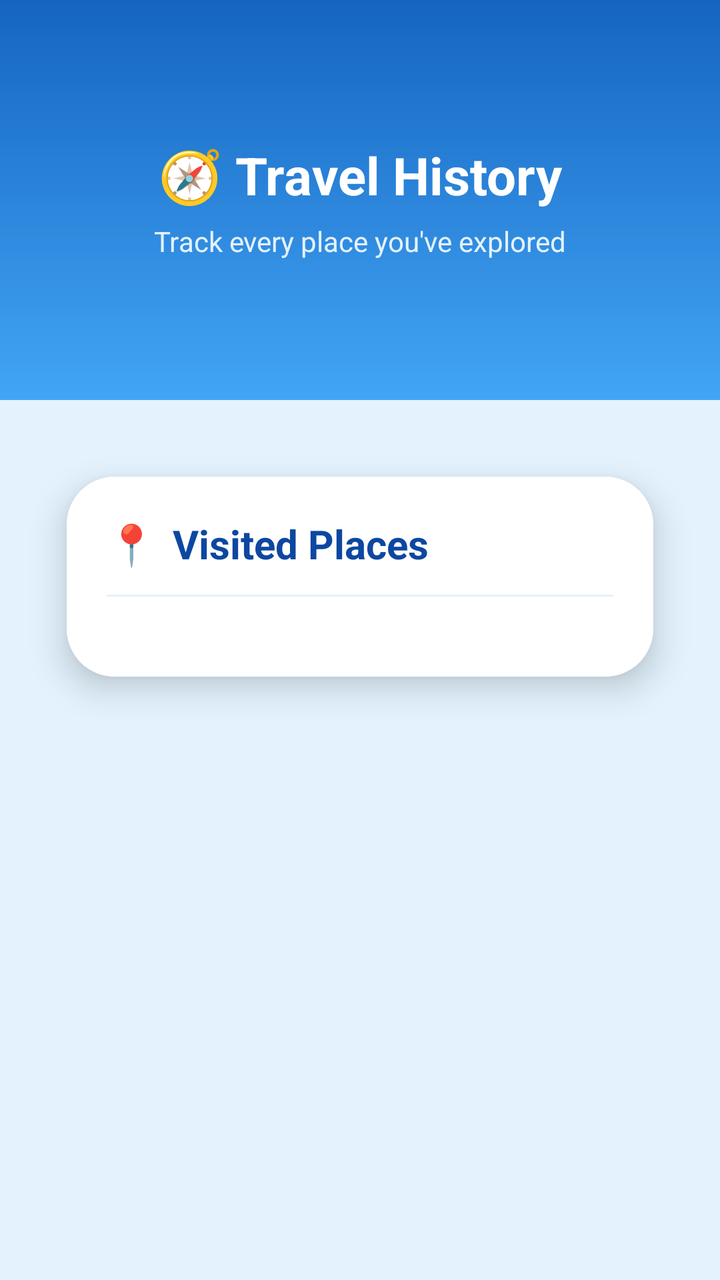
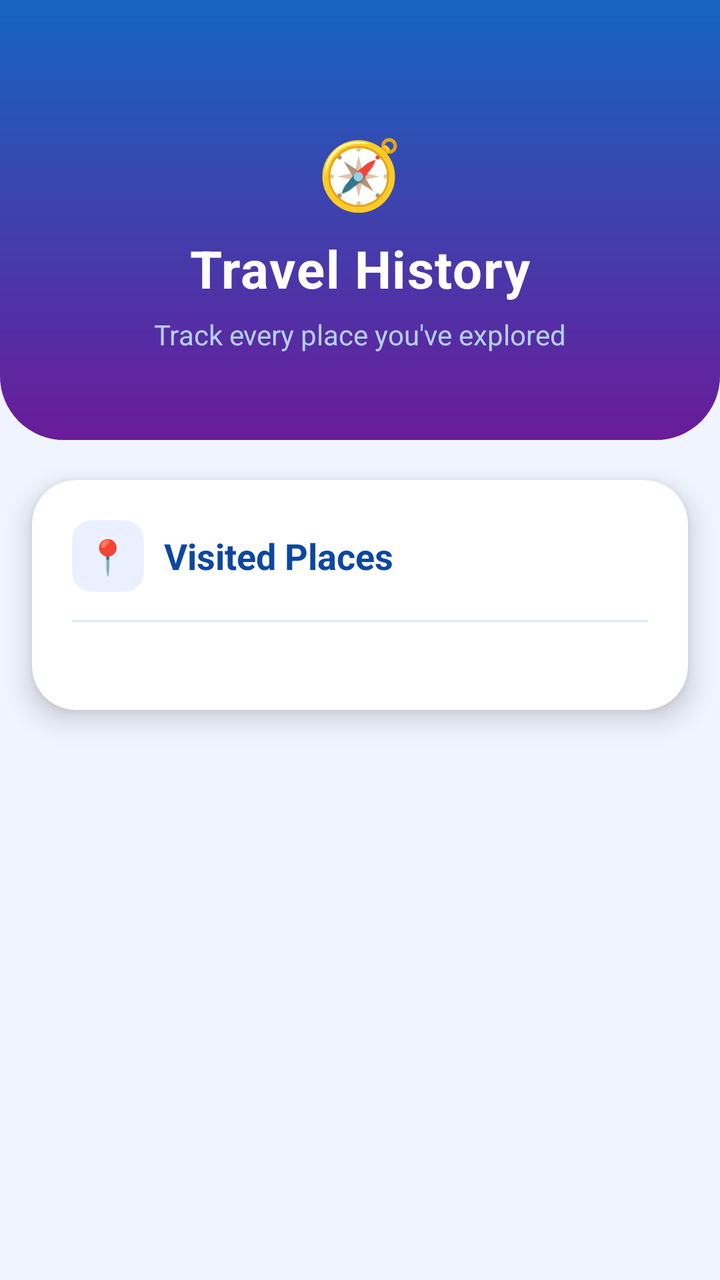

The first picture is an Android layout as it rendered before a commit; the second is the same layout after the commit. The layout source and the unified diff follow.
<!-- AndroidManifest.xml: application theme Theme.Drishya_Vani -->
<!-- res/layout/activity_history.xml -->
<?xml version="1.0" encoding="utf-8"?>
<ScrollView xmlns:android="http://schemas.android.com/apk/res/android"
    xmlns:app="http://schemas.android.com/apk/res-auto"
    android:layout_width="match_parent"
    android:layout_height="match_parent"
    android:fillViewport="true"
    android:background="#E3F2FD">

    <LinearLayout
        android:layout_width="match_parent"
        android:layout_height="wrap_content"
        android:orientation="vertical">

        
        <LinearLayout
            android:layout_width="match_parent"
            android:layout_height="200dp"
            android:background="@drawable/header_gradient"
            android:gravity="center"
            android:orientation="vertical"
            android:padding="20dp">

            <TextView
                android:layout_width="wrap_content"
                android:layout_height="wrap_content"
                android:text="🧭 Travel History"
                android:textColor="#FFFFFF"
                android:textSize="26sp"
                android:textStyle="bold" />

            <TextView
                android:layout_width="wrap_content"
                android:layout_height="wrap_content"
                android:text="Track every place you've explored"
                android:textColor="#E3F2FD"
                android:textSize="14sp"
                android:layout_marginTop="6dp" />

        </LinearLayout>

        <androidx.cardview.widget.CardView
            android:layout_width="match_parent"
            android:layout_height="wrap_content"
            android:layout_margin="16dp"
            app:cardCornerRadius="24dp"
            app:cardElevation="10dp"
            app:cardUseCompatPadding="true">

            <LinearLayout
                android:layout_width="match_parent"
                android:layout_height="wrap_content"
                android:orientation="vertical"
                android:background="#FFFFFF"
                android:padding="20dp">

                
                <LinearLayout
                    android:layout_width="match_parent"
                    android:layout_height="wrap_content"
                    android:orientation="horizontal"
                    android:gravity="center_vertical"
                    android:layout_marginBottom="12dp">

                    <TextView
                        android:layout_width="wrap_content"
                        android:layout_height="wrap_content"
                        android:text="📍"
                        android:textSize="20sp"
                        android:layout_marginEnd="8dp"/>

                    <TextView
                        android:layout_width="wrap_content"
                        android:layout_height="wrap_content"
                        android:text="Visited Places"
                        android:textSize="20sp"
                        android:textStyle="bold"
                        android:textColor="#0D47A1"/>
                </LinearLayout>

                
                <View
                    android:layout_width="match_parent"
                    android:layout_height="1dp"
                    android:background="#E3F2FD"
                    android:layout_marginBottom="12dp"/>

                
                <androidx.recyclerview.widget.RecyclerView
                    android:id="@+id/historyRecyclerView"
                    android:layout_width="match_parent"
                    android:layout_height="wrap_content"
                    android:nestedScrollingEnabled="false"
                    android:clipToPadding="false"
                    android:paddingBottom="8dp"/>

                
                <TextView
                    android:id="@+id/emptyText"
                    android:layout_width="match_parent"
                    android:layout_height="wrap_content"
                    android:text="No places visited yet 🧭"
                    android:textColor="#90A4AE"
                    android:textSize="14sp"
                    android:gravity="center"
                    android:visibility="gone"
                    android:layout_marginTop="10dp"/>

            </LinearLayout>

        </androidx.cardview.widget.CardView>

    </LinearLayout>

</ScrollView>
<!-- resources referenced by this layout -->
<resources>
  <!-- drawable header_gradient (drawable) -->
  <?xml version="1.0" encoding="utf-8"?>
  <shape xmlns:android="http://schemas.android.com/apk/res/android">
  
  <gradient xmlns:android="http://schemas.android.com/apk/res/android"
      android:angle="270"
      android:startColor="#1565C0"
      android:endColor="#42A5F5"
      android:type="linear"/>
  
  </shape>
  <style name="Theme.Drishya_Vani" parent="Base.Theme.Drishya_Vani" />
  <style name="Base.Theme.Drishya_Vani" parent="Theme.Material3.DayNight.NoActionBar">
          
          
      </style>
</resources>

<!-- the commit's change to res/layout/activity_history.xml (unified diff, before → after) -->
@@ -4,7 +4,7 @@
     android:layout_width="match_parent"
     android:layout_height="match_parent"
     android:fillViewport="true"
-    android:background="#E3F2FD">
+    android:background="#F0F4FF">
 
     <LinearLayout
         android:layout_width="match_parent"
@@ -14,43 +14,58 @@
         
         <LinearLayout
             android:layout_width="match_parent"
-            android:layout_height="200dp"
-            android:background="@drawable/header_gradient"
+            android:layout_height="220dp"
+            android:background="@drawable/bg_history_gradient"
             android:gravity="center"
             android:orientation="vertical"
-            android:padding="20dp">
+            android:paddingTop="48dp"
+            android:paddingBottom="28dp"
+            android:paddingStart="24dp"
+            android:paddingEnd="24dp">
 
             <TextView
                 android:layout_width="wrap_content"
                 android:layout_height="wrap_content"
-                android:text="🧭 Travel History"
+                android:text="🧭"
+                android:textSize="34sp"
+                android:layout_marginBottom="8dp" />
+
+            <TextView
+                android:layout_width="wrap_content"
+                android:layout_height="wrap_content"
+                android:text="Travel History"
                 android:textColor="#FFFFFF"
                 android:textSize="26sp"
-                android:textStyle="bold" />
+                android:textStyle="bold"
+                android:letterSpacing="0.02" />
 
             <TextView
                 android:layout_width="wrap_content"
                 android:layout_height="wrap_content"
                 android:text="Track every place you've explored"
-                android:textColor="#E3F2FD"
+                android:textColor="#B3D1FF"
                 android:textSize="14sp"
                 android:layout_marginTop="6dp" />
 
         </LinearLayout>
 
+        
         <androidx.cardview.widget.CardView
             android:layout_width="match_parent"
             android:layout_height="wrap_content"
-            android:layout_margin="16dp"
-            app:cardCornerRadius="24dp"
-            app:cardElevation="10dp"
-            app:cardUseCompatPadding="true">
+            android:layout_marginStart="16dp"
+            android:layout_marginEnd="16dp"
+            android:layout_marginTop="20dp"
+            android:layout_marginBottom="24dp"
+            app:cardCornerRadius="22dp"
+            app:cardElevation="8dp"
+            app:cardBackgroundColor="#FFFFFF"
+            app:cardUseCompatPadding="false">
 
             <LinearLayout
                 android:layout_width="match_parent"
                 android:layout_height="wrap_content"
                 android:orientation="vertical"
-                android:background="#FFFFFF"
                 android:padding="20dp">
 
                 
@@ -59,30 +74,42 @@
                     android:layout_height="wrap_content"
                     android:orientation="horizontal"
                     android:gravity="center_vertical"
-                    android:layout_marginBottom="12dp">
+                    android:layout_marginBottom="14dp">
 
-                    <TextView
-                        android:layout_width="wrap_content"
-                        android:layout_height="wrap_content"
-                        android:text="📍"
-                        android:textSize="20sp"
-                        android:layout_marginEnd="8dp"/>
+                    
+                    <androidx.cardview.widget.CardView
+                        android:layout_width="36dp"
+                        android:layout_height="36dp"
+                        android:layout_marginEnd="10dp"
+                        app:cardCornerRadius="10dp"
+                        app:cardElevation="0dp"
+                        app:cardBackgroundColor="#EAF0FF">
+
+                        <TextView
+                            android:layout_width="match_parent"
+                            android:layout_height="match_parent"
+                            android:text="📍"
+                            android:textSize="17sp"
+                            android:gravity="center" />
+
+                    </androidx.cardview.widget.CardView>
 
                     <TextView
                         android:layout_width="wrap_content"
                         android:layout_height="wrap_content"
                         android:text="Visited Places"
-                        android:textSize="20sp"
+                        android:textSize="18sp"
                         android:textStyle="bold"
-                        android:textColor="#0D47A1"/>
+                        android:textColor="#0D47A1" />
+
                 </LinearLayout>
 
                 
                 <View
                     android:layout_width="match_parent"
                     android:layout_height="1dp"
-                    android:background="#E3F2FD"
-                    android:layout_marginBottom="12dp"/>
+                    android:background="#DCE8FF"
+                    android:layout_marginBottom="16dp" />
 
                 
                 <androidx.recyclerview.widget.RecyclerView
@@ -91,7 +118,7 @@
                     android:layout_height="wrap_content"
                     android:nestedScrollingEnabled="false"
                     android:clipToPadding="false"
-                    android:paddingBottom="8dp"/>
+                    android:paddingBottom="8dp" />
 
                 
                 <TextView
@@ -103,7 +130,8 @@
                     android:textSize="14sp"
                     android:gravity="center"
                     android:visibility="gone"
-                    android:layout_marginTop="10dp"/>
+                    android:paddingTop="16dp"
+                    android:paddingBottom="8dp" />
 
             </LinearLayout>
 
<!-- resource entries referenced after the edit -->
@@ -1,15 +1,16 @@
 <!-- resources referenced by this layout -->
 <resources>
-  <!-- drawable header_gradient (drawable) -->
+  <!-- drawable bg_history_gradient (drawable) -->
   <?xml version="1.0" encoding="utf-8"?>
   <shape xmlns:android="http://schemas.android.com/apk/res/android">
-  
-  <gradient xmlns:android="http://schemas.android.com/apk/res/android"
-      android:angle="270"
-      android:startColor="#1565C0"
-      android:endColor="#42A5F5"
-      android:type="linear"/>
-  
+      <gradient
+          android:startColor="#1565C0"
+          android:endColor="#6A1B9A"
+          android:angle="150"
+          android:type="linear" />
+      <corners
+          android:bottomLeftRadius="32dp"
+          android:bottomRightRadius="32dp" />
   </shape>
   <style name="Theme.Drishya_Vani" parent="Base.Theme.Drishya_Vani" />
   <style name="Base.Theme.Drishya_Vani" parent="Theme.Material3.DayNight.NoActionBar">
